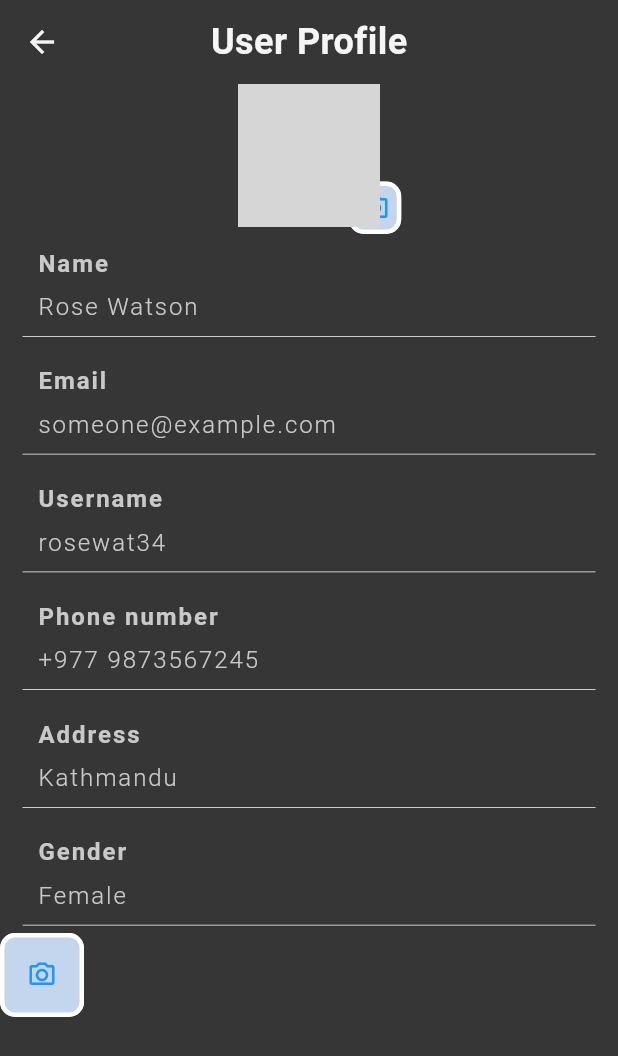
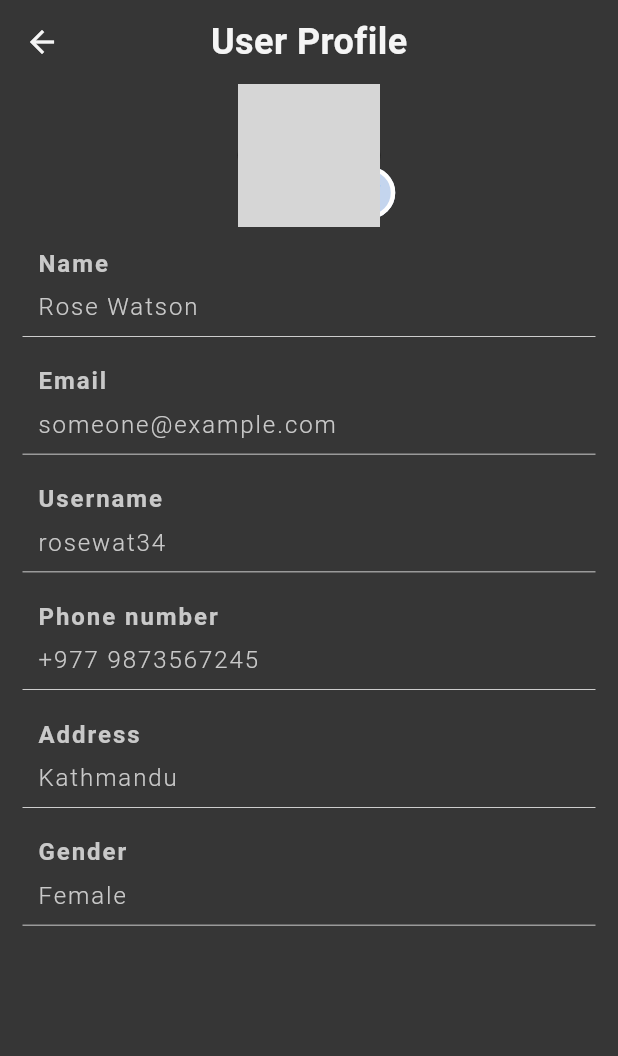
Before and after one commit to sagar-uprety/eventrack_app, a Flutter app: the screen it shows after launch, on a phone screen of 412 x 824 dp. Shown: the top 1056 px of the screen. Run offline on Flutter 3.47's test engine with Material 2 defaults, Android fonts, the phone set to English and light mode, and no system bars; our stand-ins replace dio, flutter_dotenv, get; network calls fail; grey boxes are pictures that could not be loaded.

Commit message:
User Avatar changed to circle

```diff
--- a/lib/app/modules/user_profile/views/user_profile_view.dart
+++ b/lib/app/modules/user_profile/views/user_profile_view.dart
@@ -35,22 +35,28 @@ class UserProfileView extends GetView<UserProfileController> {
                       clipBehavior: Clip.none,
                       fit: StackFit.expand,
                       children: [
-                        ClipRRect(
-                        borderRadius: BorderRadius.circular(10.0),
-                        child: Container(
-                            height: hrheight*0.145,
-                            width: hrwidth*0.24,
-                            child: Image.network(
+                        CircleAvatar(
+                          radius: 50,
+                          backgroundImage: NetworkImage(
                               "https://oesexportimport.com/wp-content/uploads/2020/07/user1.jpg",
-                              height:hrheight*0.145,
-                              width: hrwidth*0.24,
-                              fit: BoxFit.fill,
                             ),
-                          ),
                         ),
+                        // ClipRRect(
+                        // borderRadius: BorderRadius.circular(10.0),
+                        // child: Container(
+                        //     height: hrheight*0.145,
+                        //     width: hrwidth*0.24,
+                        //     child: Image.network(
+                        //       "https://oesexportimport.com/wp-content/uploads/2020/07/user1.jpg",
+                        //       height:hrheight*0.145,
+                        //       width: hrwidth*0.24,
+                        //       fit: BoxFit.fill,
+                        //     ),
+                        //   ),
+                        // ),
                         Positioned(
-                          bottom: -5,
-                          right: -14,
+                          bottom: 5,
+                          right: -10,
                           child: SizedBox(
                             height: 35,
                             width: 35,
@@ -58,19 +64,18 @@ class UserProfileView extends GetView<UserProfileController> {
                               elevation: 0.0,
                               backgroundColor: Color(0xFFC4D5EE),
                               child: Icon(
-                                Icons.camera_alt_outlined,
+                                Icons.edit_rounded,
                                 color: Colors.blue,
                                 size: 20,
                               ),
                               onPressed: (){
                                 print("Change picture");
                               },
-                              shape: RoundedRectangleBorder(
+                              shape: CircleBorder(
                                 side: BorderSide(
                                   width: 3,
                                   color: Colors.white
                                 ),
-                                borderRadius: BorderRadius.all(Radius.circular(10))
                               ),
                             ),
                           ),
@@ -78,12 +83,6 @@ class UserProfileView extends GetView<UserProfileController> {
                       ],
                     ),
                    ),
-                  // Text(
-                  //   'UserProfileView is working',
-                  //   style: TextStyle(fontSize: 20),
-                  // ),
-                  // Text("$hrwidth"),
-
                 ],
               ),
             ),
@@ -93,25 +92,6 @@ class UserProfileView extends GetView<UserProfileController> {
             UserProfileCard(hrwidth: hrwidth, title: "Phone number", value: "+977 9873567245"),
             UserProfileCard(hrwidth: hrwidth, title: "Address", value: "Kathmandu",),
             UserProfileCard(hrwidth: hrwidth, title: "Gender", value: "Female",),
-            FloatingActionButton(
-                              elevation: 0.0,
-                              backgroundColor: Color(0xFFC4D5EE),
-                              child: Icon(
-                                Icons.camera_alt_outlined,
-                                color: Colors.blue,
-                                size: 20,
-                              ),
-                              onPressed: (){
-                                Get.toNamed(Routes.EDIT_USER_PROFILE);
-                              },
-                              shape: RoundedRectangleBorder(
-                                side: BorderSide(
-                                  width: 3,
-                                  color: Colors.white
-                                ),
-                                borderRadius: BorderRadius.all(Radius.circular(10))
-                              ),
-                            ),
           ],
         ),
       ),
```
